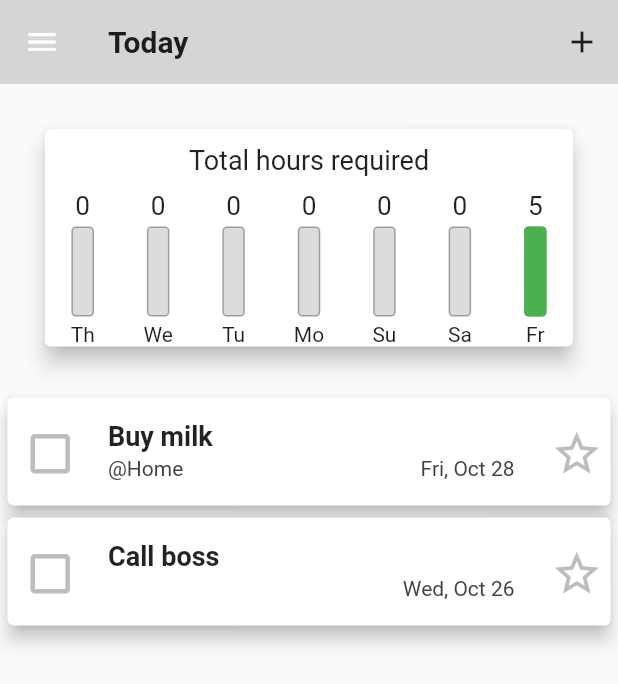
After one commit to alona-gre/todo-app, a Flutter app: the TodayScreen screen opened by its route, on a phone screen of 412 x 824 dp. The commit adds this screen. Shown: the top 684 px of the screen. Run offline on Flutter 3.47's test engine with Material 2 defaults, Android fonts, the phone set to English and light mode, and no system bars; Roboto replaces fonts that are missing (OpenSans, Quicksand).

Commit message:
added Today view

```diff
--- a/lib/main.dart
+++ b/lib/main.dart
@@ -1,5 +1,6 @@
 import 'package:flutter/material.dart';
 import 'package:provider/provider.dart';
+import 'package:todo_app/screens/TodayScreen.dart';
 
 import './models/Palette.dart';
 
@@ -48,6 +49,7 @@ class MyApp extends StatelessWidget {
           TaskPreviewScreen.routeName: (ctx) => TaskPreviewScreen(),
           TaskEditScreen.routeName: (ctx) => TaskEditScreen(),
           StarredScreen.routeName: (ctx) => StarredScreen(),
+          TodayScreen.routeName: (ctx) => TodayScreen(),
         },
       ),
     );
--- a/lib/models/Task.dart
+++ b/lib/models/Task.dart
@@ -27,6 +27,7 @@ class Task with ChangeNotifier {
   final DateTime? reminder;
   final Importance? importance;
   final Urgency? urgency;
+  final double timeRequired;
   bool isStarred;
   final String? context;
   final bool? isFolder;
@@ -43,6 +44,7 @@ class Task with ChangeNotifier {
     this.reminder,
     this.importance,
     this.urgency,
+    this.timeRequired = 0,
     this.isStarred = false,
     this.context = ' ',
     this.isFolder = false,
--- a/lib/providers/tasks.dart
+++ b/lib/providers/tasks.dart
@@ -1,4 +1,5 @@
 import 'package:flutter/material.dart';
+import 'package:intl/intl.dart';
 
 import '../models/Task.dart';
 
@@ -9,11 +10,15 @@ class Tasks with ChangeNotifier {
       title: 'Buy milk',
       context: '@Home',
       dueDate: DateTime.now(),
+      timeRequired: 4.5,
     ),
     Task(
       id: 't2',
       title: 'Call boss',
-      dueDate: DateTime.now(),
+      dueDate: DateTime.now().subtract(
+        Duration(days: 2),
+      ),
+      timeRequired: 3.5,
     ),
   ];
 
@@ -34,6 +39,47 @@ class Tasks with ChangeNotifier {
   }
 
   List<Task> get starredTasks {
-    return items.where((taskId) => taskId.isStarred).toList();
+    return items.where((tsk) => tsk.isStarred).toList();
+  }
+
+  List<Task> get recentTasks {
+    return _items.where((tsk) {
+      return tsk.dueDate.isAfter(
+        DateTime.now().subtract(
+          Duration(days: 7),
+        ),
+      );
+    }).toList();
+  }
+
+  List<Map<String, dynamic>> get groupedTasksValues {
+    return List.generate(7, (index) {
+      final weekDay = DateTime.now().add(
+        Duration(days: index),
+      );
+      var totalSum = 0.0;
+
+      for (var i = 0; i < recentTasks.length; i++) {
+        if (recentTasks[i].dueDate.day == weekDay.day &&
+            recentTasks[i].dueDate.month == weekDay.month &&
+            recentTasks[i].dueDate.year == weekDay.year) {
+          totalSum += recentTasks[i].timeRequired;
+        }
+      }
+
+      print(DateFormat.E().format(weekDay));
+      print(totalSum);
+
+      return {
+        'day': DateFormat.E().format(weekDay).substring(0, 2),
+        'hours': totalSum
+      };
+    }).reversed.toList();
+  }
+
+  double get totalTime {
+    return groupedTasksValues.fold(0.0, (sum, item) {
+      return sum + item['hours'];
+    });
   }
 }
--- /dev/null
+++ b/lib/screens/TodayScreen.dart
@@ -0,0 +1,46 @@
+import 'package:flutter/src/widgets/container.dart';
+import 'package:flutter/src/widgets/framework.dart';
+
+import 'package:flutter/material.dart';
+import 'package:todo_app/widgets/OutlineList.dart';
+
+import '../widgets/TodayView.dart';
+import '../widgets/MainDrawer.dart';
+
+class TodayScreen extends StatefulWidget {
+  static const routeName = './today';
+
+  @override
+  State<TodayScreen> createState() => _TodayScreenState();
+}
+
+class _TodayScreenState extends State<TodayScreen> {
+  @override
+  Widget build(BuildContext context) {
+    return Scaffold(
+      appBar: AppBar(
+        title: Text('Today'),
+        actions: <Widget>[
+          IconButton(
+            icon: Icon(Icons.add, color: Colors.black87),
+            onPressed: () {},
+          ),
+        ],
+      ),
+      body: SingleChildScrollView(
+        child: Column(
+          //mainAxisAlignment: MainAxisAlignment.start,
+          crossAxisAlignment: CrossAxisAlignment.stretch,
+          children: <Widget>[
+            TodayView(),
+            Container(
+              height: 200,
+              child: OutlineList(),
+            )
+          ],
+        ),
+      ),
+      drawer: const MainDrawer(),
+    );
+  }
+}
--- /dev/null
+++ b/lib/widgets/ChartBar.dart
@@ -0,0 +1,53 @@
+import 'package:flutter/material.dart';
+
+class ChartBar extends StatelessWidget {
+  final String label;
+  final double totalAmount;
+  final double countPctOfTotal;
+
+  ChartBar(this.label, this.totalAmount, this.countPctOfTotal);
+
+  @override
+  Widget build(BuildContext context) {
+    return Column(children: <Widget>[
+      Container(
+        height: 20,
+        child: FittedBox(
+          child: Text('${totalAmount.toStringAsFixed(0)}'),
+        ),
+      ),
+      const SizedBox(
+        height: 4,
+      ),
+      Container(
+        height: 60,
+        width: 15,
+        child: Stack(
+          alignment: AlignmentDirectional.bottomStart,
+          children: <Widget>[
+            Container(
+              decoration: BoxDecoration(
+                border: Border.all(color: Colors.grey, width: 1.0),
+                color: const Color.fromRGBO(220, 220, 220, 1),
+                borderRadius: BorderRadius.circular(3),
+              ),
+            ),
+            FractionallySizedBox(
+              heightFactor: countPctOfTotal,
+              child: Container(
+                decoration: BoxDecoration(
+                  color: Theme.of(context).primaryColor,
+                  borderRadius: BorderRadius.circular(3),
+                ),
+              ),
+            )
+          ],
+        ),
+      ),
+      const SizedBox(
+        height: 4,
+      ),
+      Text(label),
+    ]);
+  }
+}
--- a/lib/widgets/MainDrawer.dart
+++ b/lib/widgets/MainDrawer.dart
@@ -3,6 +3,7 @@ import 'package:flutter/src/widgets/container.dart';
 import 'package:flutter/src/widgets/framework.dart';
 
 import 'package:flutter/material.dart';
+import 'package:todo_app/screens/TodayScreen.dart';
 
 import '../screens/StarredScreen.dart';
 
@@ -60,6 +61,13 @@ class MainDrawer extends StatelessWidget {
           ),
           Divider(),
           ListTile(
+            leading: Icon(Icons.calendar_today),
+            title: Text("Today"),
+            onTap: () {
+              Navigator.of(context).pushReplacementNamed(TodayScreen.routeName);
+            },
+          ),
+          ListTile(
             leading: Icon(Icons.folder),
             title: Text("All Tasks"),
             onTap: () {
--- /dev/null
+++ b/lib/widgets/TodayView.dart
@@ -0,0 +1,50 @@
+import 'package:intl/intl.dart';
+import "package:flutter/material.dart";
+import 'package:provider/provider.dart';
+
+import '../models/Task.dart';
+import '../widgets/ChartBar.dart';
+import '../providers/tasks.dart';
+
+class TodayView extends StatelessWidget {
+  @override
+  Widget build(BuildContext context) {
+    final tasksData = Provider.of<Tasks>(context, listen: true);
+    final thisWeekTasks = tasksData.recentTasks;
+    final groupedTasksRequiredTime = tasksData.groupedTasksValues;
+    final totalRequiredTime = tasksData.totalTime;
+
+    return Padding(
+      padding: EdgeInsets.all(10),
+      child: Card(
+        elevation: 6,
+        margin: EdgeInsets.all(20),
+        child: Column(
+          children: [
+            Container(
+              padding: EdgeInsets.all(10),
+              child: Text(
+                'Total hours required',
+                style: TextStyle(fontWeight: FontWeight.normal, fontSize: 18),
+              ),
+            ),
+            Row(
+              mainAxisAlignment: MainAxisAlignment.spaceAround,
+              children: groupedTasksRequiredTime.map((data) {
+                return Flexible(
+                  fit: FlexFit.tight,
+                  child: ChartBar(
+                      data['day'],
+                      data['hours'],
+                      totalRequiredTime == 0.0
+                          ? 0.0
+                          : (data['hours'] as double) / totalRequiredTime),
+                );
+              }).toList(),
+            ),
+          ],
+        ),
+      ),
+    );
+  }
+}
```
